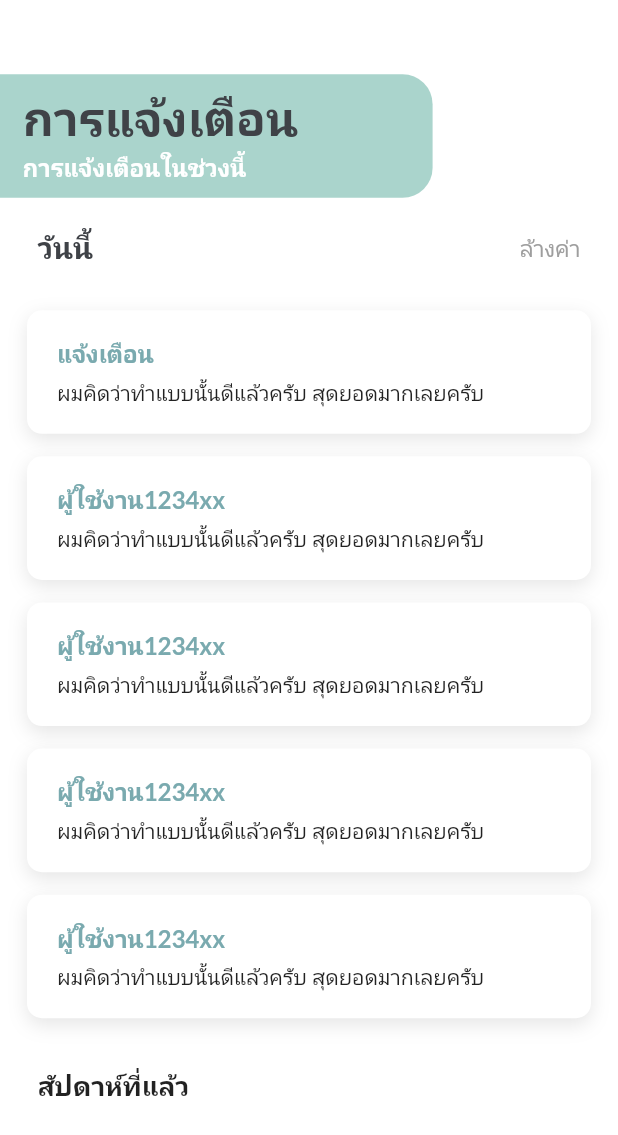
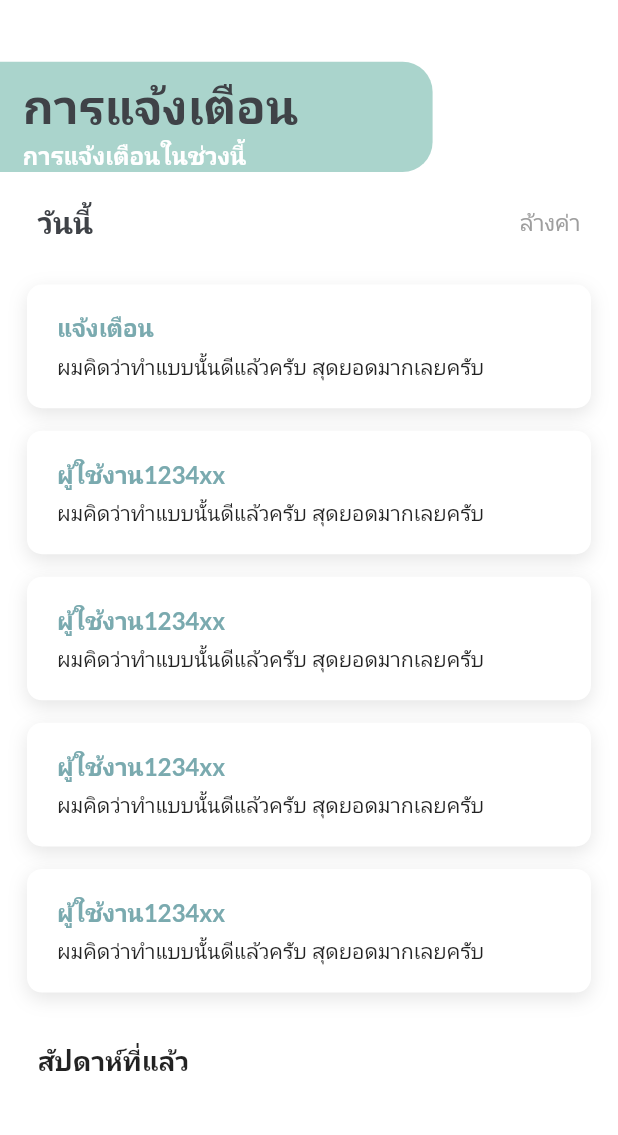
Before and after one commit to aofattaporn/jitD_fronted, a Flutter app: the NotificationPage screen opened directly, on a phone screen of 412 x 824 dp. Shown: the top 1135 px of the screen. Run offline on Flutter 3.47's test engine with Material 2 defaults, Android fonts, the phone set to English and light mode, and no system bars; our stand-ins replace bloc, equatable, firebase_auth, firebase_core, flutter_bloc, flutter_slidable and 9 more; missing offline and left inert: flutter_facebook_auth; accounts and stored records are empty; Roboto replaces fonts that are missing (Bai Jamjuree).

Commit message:
refactoe: solve-overflow
- solve overflow : search page
- solve overflow : notification page
- - solve overflow : quest box

```diff
--- a/lib/src/BottomNavigationWidget.dart
+++ b/lib/src/BottomNavigationWidget.dart
@@ -5,7 +5,7 @@ import 'package:jitd_client/src/blocs/authentication/authen_bloc.dart';
 import 'package:jitd_client/src/blocs/post/post_state.dart';
 import 'package:jitd_client/src/constant.dart';
 import 'package:jitd_client/src/screens/HomePage.dart';
-import 'package:jitd_client/src/screens/NotificationPage.dart';
+import 'package:jitd_client/src/screens/Notification/NotificationPage.dart';
 import 'package:jitd_client/src/screens/Search/Search.dart';
 import 'package:jitd_client/src/screens/SearchPage.dart';
 import 'package:jitd_client/src/screens/autheentication/SignIn.dart';
--- a/lib/src/screens/NotificationPage.dart
+++ b/lib/src/screens/Notification/NotificationPage.dart
@@ -1,7 +1,7 @@
 import 'package:flutter/material.dart';
 import 'package:jitd_client/src/constant/constant_fonts.dart';
 
-import '../constant.dart';
+import '../../constant.dart';
 
 class NotificationPage extends StatefulWidget {
   const NotificationPage({super.key});
@@ -13,7 +13,7 @@ class NotificationPage extends StatefulWidget {
 class NotificationPageState extends State<NotificationPage> {
   final items = List<String>.generate(10, (i) => 'Item ${i + 1}');
 
-  List<String> _values = [
+   final List<String> _values = [
     'แจ้งเตือน',
     'ผู้ใช้งาน1234xx',
     'ผู้ใช้งาน1234xx',
@@ -28,24 +28,15 @@ class NotificationPageState extends State<NotificationPage> {
       backgroundColor: Colors.white,
       body: SafeArea(
         child: SingleChildScrollView(
+
           //Background on top
           child: Column(
             crossAxisAlignment: CrossAxisAlignment.start,
             children: [
-              Container(
-                height: MediaQuery.of(context).size.height * 0.06,
-                width: MediaQuery.of(context).size.height,
-                color: Colors.white,
-              ),
-              Column(
-                mainAxisAlignment: MainAxisAlignment.spaceBetween,
-                //mainAxisAlignment: MainAxisAlignment.spaceAround,
-                children: [
-                  Row(
-                    mainAxisAlignment: MainAxisAlignment.spaceBetween,
-                    children: [
-                      //Widget Box and Text
-                      Stack(
+
+              Padding(
+                padding: EdgeInsets.only(top: MediaQuery.of(context).size.height * 0.05),
+                child: Column(
                   children: [
                     Container(
                       decoration: const BoxDecoration(
@@ -55,7 +46,7 @@ class NotificationPageState extends State<NotificationPage> {
                         ),
                         color: primaryColor,
                       ),
-                            height: MediaQuery.of(context).size.height * 0.1,
+                      // height: MediaQuery.of(context).size.height * 0.1,
                       width: MediaQuery.of(context).size.width * 0.7,
                       child: Container(
                         margin: EdgeInsets.only(
@@ -81,10 +72,9 @@ class NotificationPageState extends State<NotificationPage> {
                     ),
                   ],
                 ),
-                    ],
-                  ), //Category btn
-                ],
               ),
+
+              // notification content
               Padding(
                 padding: EdgeInsets.symmetric(vertical: 20, horizontal: 25),
                 child: Row(
--- a/lib/src/screens/profile/DialogQuest.dart
+++ b/lib/src/screens/profile/DialogQuest.dart
@@ -79,8 +79,9 @@ class DialogQuest extends StatelessWidget {
                     ),
                     SizedBox(
                         height: MediaQuery.of(context).size.height * 0.015),
-                    Container(
-                      width: MediaQuery.of(context).size.width,
+                    Expanded(
+                      child: Container(
+                        height: 100,
                         decoration: BoxDecoration(
                             borderRadius: BorderRadius.circular(10),
                             color: primaryColorLight),
@@ -114,6 +115,7 @@ class DialogQuest extends StatelessWidget {
                                 },
                               ),
                             )),
+                      ),
                     )
                   ],
                 ),
--- a/lib/src/screens/profile/QuestBox.dart
+++ b/lib/src/screens/profile/QuestBox.dart
@@ -53,7 +53,7 @@ class _QuestBoxState extends State<QuestBox> {
             widget.questBloc.dailyQuestModel.quests![widget.index].progress;
     return Container(
       width: MediaQuery.of(context).size.width,
-      height: MediaQuery.of(context).size.height * 0.085,
+      // height: MediaQuery.of(context).size.height * 0.085,
       decoration: BoxDecoration(
           borderRadius: BorderRadius.circular(10), color: primaryColorSubtle),
       child: Padding(
@@ -74,7 +74,7 @@ class _QuestBoxState extends State<QuestBox> {
               },
               child: Container(
                 width: MediaQuery.of(context).size.width * 0.135,
-                height: MediaQuery.of(context).size.height * 0.25,
+                // height: MediaQuery.of(context).size.height * 0.25,
                 decoration: BoxDecoration(
                     color: checkReward ? thirterydColor : thirteryColorSubtle,
                     borderRadius: BorderRadius.circular(10)),
@@ -93,7 +93,7 @@ class _QuestBoxState extends State<QuestBox> {
                               " ${widget.state.dailyQuestModel.quests![widget.index].reward.toString()}")
                         ],
                       ),
-                      const SizedBox(height: 4),
+                      // const SizedBox(height: 4),
                       Text("รับ", style: fontsTH14_white_bold)
                     ],
                   ),
```
Also changed, not shown: lib/src/screens/Search/Search.dart (+39 -48 lines), pubspec.lock. Lines whose indentation alone changed are shown as unchanged.
